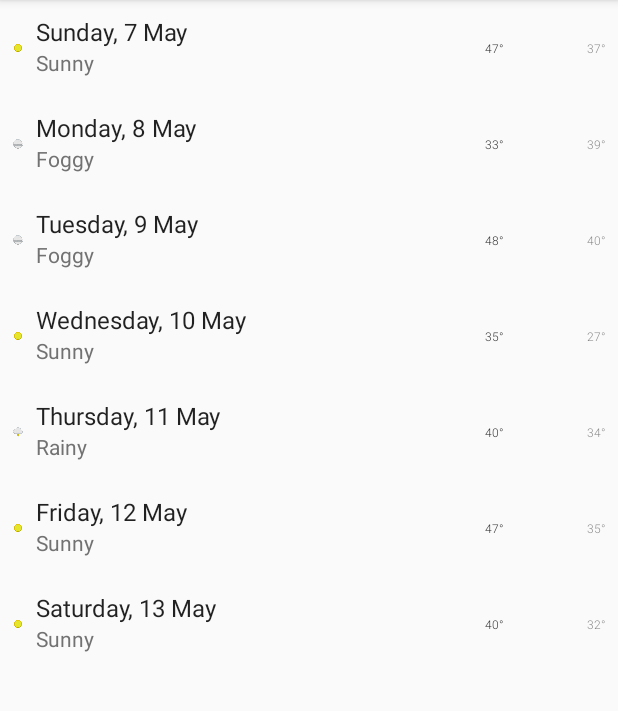
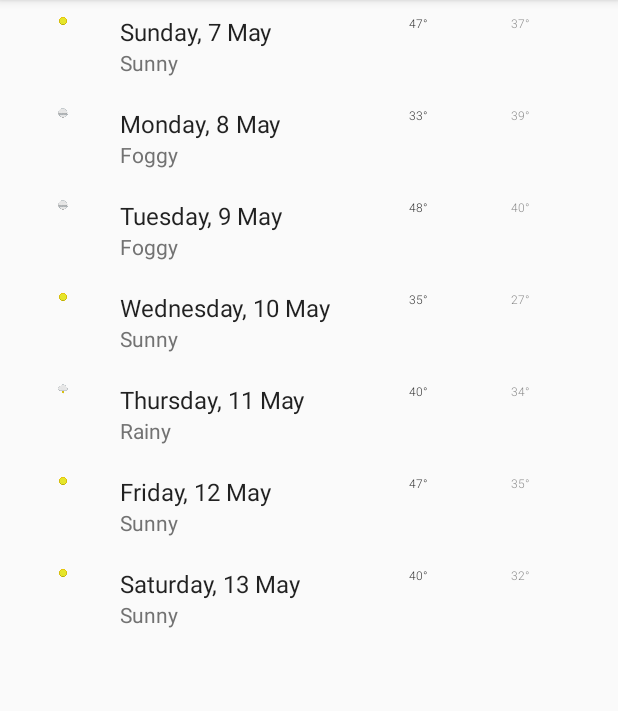
Before and after one commit to dekzitfz/sunshine, an Android app: the screen it shows after launch (MainActivity), on a phone screen of 412 x 824 dp, the part 84-795 px from its top. Run offline under Robolectric (Android 15) with nearby library versions, the phone set to English and light mode, and no system bars; our stand-ins replace ButterKnife.

Commit message:
change constraint layout

```diff
--- a/app/src/main/res/layout/activity_main.xml
+++ b/app/src/main/res/layout/activity_main.xml
@@ -1,6 +1,5 @@
 <?xml version="1.0" encoding="utf-8"?>
-<android.support.constraint.ConstraintLayout xmlns:android="http://schemas.android.com/apk/res/android"
-    xmlns:app="http://schemas.android.com/apk/res-auto"
+<RelativeLayout xmlns:android="http://schemas.android.com/apk/res/android"
     xmlns:tools="http://schemas.android.com/tools"
     android:layout_width="match_parent"
     android:layout_height="match_parent"
@@ -9,15 +8,6 @@
     <android.support.v7.widget.RecyclerView
         android:id="@+id/rv_forecast"
         android:layout_width="match_parent"
-        android:layout_height="match_parent"
-        android:layout_marginBottom="0dp"
-        android:layout_marginLeft="0dp"
-        android:layout_marginTop="0dp"
-        app:layout_constraintBottom_toBottomOf="parent"
-        app:layout_constraintLeft_toLeftOf="parent"
-        app:layout_constraintTop_toTopOf="parent"
-        app:layout_constraintVertical_bias="0.0"
-        android:layout_marginRight="0dp"
-        app:layout_constraintRight_toRightOf="parent" />
+        android:layout_height="match_parent" />
 
-</android.support.constraint.ConstraintLayout>
+</RelativeLayout>
--- a/app/src/main/res/layout/row_forecast.xml
+++ b/app/src/main/res/layout/row_forecast.xml
@@ -1,35 +1,34 @@
 <?xml version="1.0" encoding="utf-8"?>
-<android.support.constraint.ConstraintLayout
+<LinearLayout
     xmlns:android="http://schemas.android.com/apk/res/android"
-    xmlns:app="http://schemas.android.com/apk/res-auto"
     xmlns:tools="http://schemas.android.com/tools"
-    android:background="@drawable/touch_selector"
     android:layout_width="match_parent"
     android:layout_height="wrap_content"
-    android:minHeight="?android:attr/listPreferredItemHeight"
-    android:paddingBottom="@dimen/list_item_padding_vertical"
-    android:paddingLeft="@dimen/list_item_padding_horizontal"
-    android:paddingRight="@dimen/list_item_padding_horizontal"
-    android:paddingTop="@dimen/list_item_padding_vertical">
+    android:background="@drawable/touch_selector"
+    android:orientation="horizontal"
+    android:padding="10dp"
+    android:weightSum="1.2">
 
     <ImageView
         android:id="@+id/weather_icon"
-        android:layout_width="@dimen/list_icon"
+        android:layout_width="0dp"
         android:layout_height="@dimen/list_icon"
-        app:layout_constraintBottom_toTopOf="@+id/guideline"
-        app:layout_constraintLeft_toLeftOf="parent"
-        app:layout_constraintTop_toTopOf="@+id/guideline"
+        android:layout_weight="0.2"
         tools:src="@drawable/art_clouds"/>
+
+    <LinearLayout
+        android:layout_width="0dp"
+        android:layout_height="wrap_content"
+        android:layout_marginStart="6dp"
+        android:layout_weight="0.6"
+        android:orientation="vertical">
 
         <TextView
             android:id="@+id/date"
             android:layout_width="wrap_content"
             android:layout_height="wrap_content"
-        android:layout_marginStart="@dimen/list_item_date_start_margin"
             android:textAppearance="@style/TextAppearance.AppCompat.Subhead"
-        app:layout_constraintBottom_toTopOf="@+id/guideline"
-        app:layout_constraintLeft_toRightOf="@+id/weather_icon"
-        tools:text="Today, April 03"/>
+            tools:text="Today, April 03" />
 
         <TextView
             android:id="@+id/weather_description"
@@ -37,9 +36,15 @@
             android:layout_height="wrap_content"
             android:textAppearance="@style/TextAppearance.AppCompat.Body1"
             android:textColor="@color/secondary_text"
-        app:layout_constraintLeft_toLeftOf="@+id/date"
-        app:layout_constraintTop_toTopOf="@+id/guideline"
-        tools:text="Rainy"/>
+            tools:text="Rainy" />
+
+    </LinearLayout>
+
+    <LinearLayout
+        android:layout_width="0dp"
+        android:layout_height="wrap_content"
+        android:layout_weight="0.4"
+        android:orientation="horizontal">
 
         <TextView
             android:id="@+id/high_temperature"
@@ -49,10 +54,7 @@
             android:fontFamily="sans-serif-light"
             android:textColor="@color/primary_text"
             android:textSize="@dimen/forecast_text_size"
-        app:layout_constraintBottom_toTopOf="@+id/guideline"
-        app:layout_constraintRight_toLeftOf="@+id/low_temperature"
-        app:layout_constraintTop_toTopOf="@+id/guideline"
-        tools:text="19\u00b0"/>
+            tools:text="19\u00b0" />
 
         <TextView
             android:id="@+id/low_temperature"
@@ -61,16 +63,8 @@
             android:fontFamily="sans-serif-light"
             android:gravity="end"
             android:textSize="@dimen/forecast_text_size"
-        app:layout_constraintBottom_toBottomOf="@+id/guideline"
-        app:layout_constraintRight_toRightOf="parent"
-        app:layout_constraintTop_toTopOf="@+id/guideline"
-        tools:text="10\u00b0"/>
+            tools:text="10\u00b0" />
 
-    <android.support.constraint.Guideline
-        android:id="@+id/guideline"
-        android:layout_width="wrap_content"
-        android:layout_height="wrap_content"
-        android:orientation="horizontal"
-        app:layout_constraintGuide_percent="0.5"/>
+    </LinearLayout>
 
-</android.support.constraint.ConstraintLayout>
+</LinearLayout>
```
Lines whose indentation alone changed are shown as unchanged.
